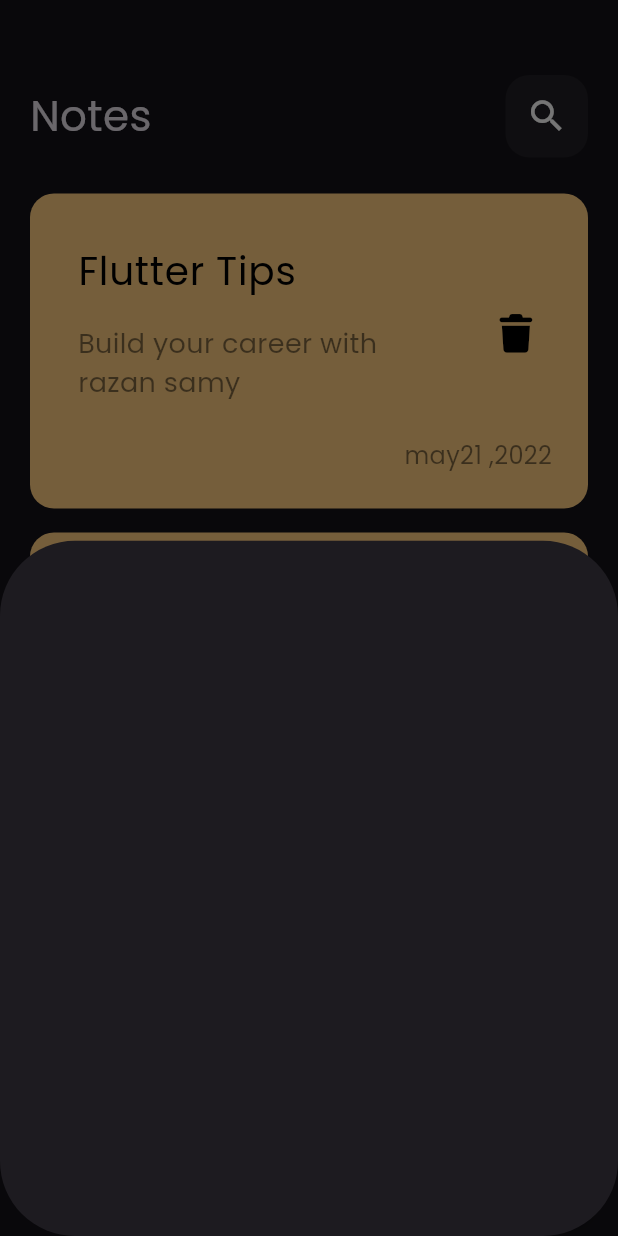
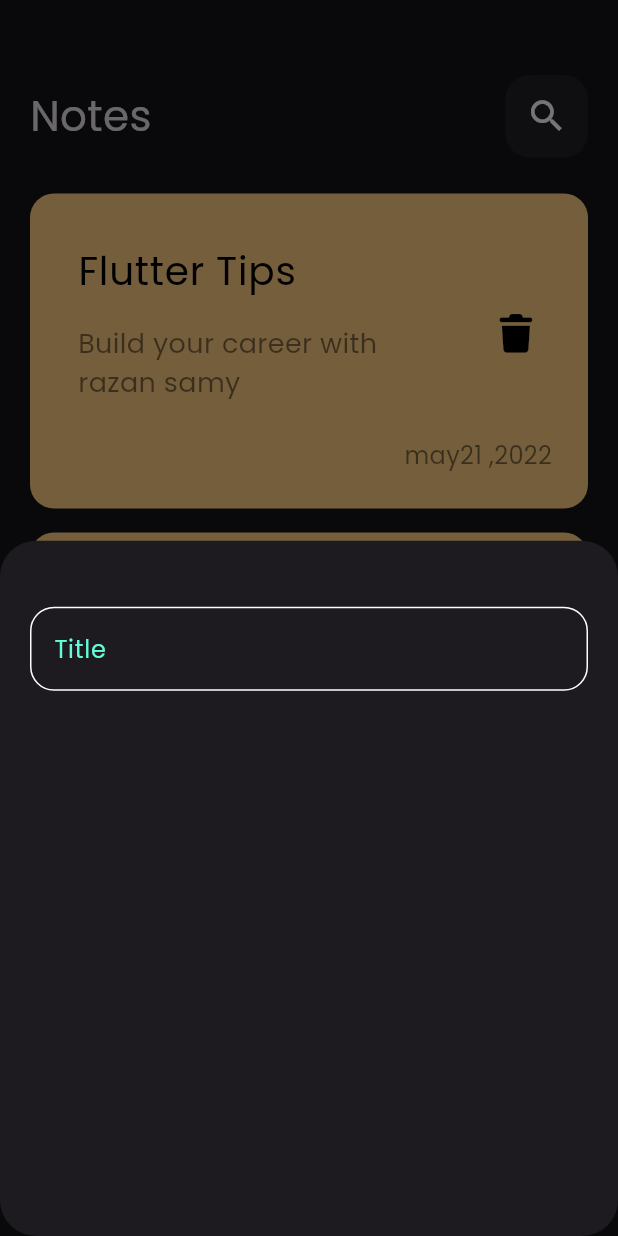
Before and after one commit to razanmohsen25/notes_app, a Flutter app: the screen it shows after launch, after a tap on the "add" icon, on a phone screen of 412 x 824 dp. Run offline on Flutter 3.47's test engine with Material 3 defaults, Android fonts, the phone set to English and light mode, and no system bars; our stand-ins replace font_awesome_flutter.

Commit message:
Create Custom Text Field

```diff
--- a/lib/views/notes_view.dart
+++ b/lib/views/notes_view.dart
@@ -14,7 +14,7 @@ class notesView extends StatelessWidget{
      floatingActionButton: FloatingActionButton(onPressed: ()
      {
        showModalBottomSheet(
-         shape: RoundedRectangleBorder(borderRadius: BorderRadius.circular(50)),
+         shape: RoundedRectangleBorder(borderRadius: BorderRadius.circular(24)),
            context: context,
            builder: (context)
        {
--- a/lib/views/widgets/Add_Note_Buttom_Sheet.dart
+++ b/lib/views/widgets/Add_Note_Buttom_Sheet.dart
@@ -1,4 +1,5 @@
 import 'package:flutter/cupertino.dart';
+import 'package:notes/views/widgets/Custom_Text_field.dart';
 
 class AddNoteButtomSheet extends StatelessWidget{
   const AddNoteButtomSheet ({Key? key}) : super (key: key);
@@ -6,9 +7,17 @@ class AddNoteButtomSheet extends StatelessWidget{
   @override
   Widget build(BuildContext context) {
 
-    return Container();
+    return Padding(
+
+      padding: const EdgeInsets.all(20),
+      child: Column(
+        children: [
+          SizedBox(height: 24,),
+          CustomTextField(),
+        ],
+      ),
+    );
 
   }
 
-
 }
--- /dev/null
+++ b/lib/views/widgets/Custom_Text_field.dart
@@ -0,0 +1,31 @@
+
+import 'package:flutter/cupertino.dart';
+import 'package:flutter/material.dart';
+import 'constants.dart';
+
+
+class CustomTextField extends StatelessWidget{
+  const CustomTextField ({Key? key}) : super (key: key);
+
+  @override
+  Widget build(BuildContext context) {
+   return TextField(
+     cursorColor: KPrimaryColor,
+     decoration: InputDecoration(
+       hintText: 'Title',
+       hintStyle: TextStyle(color: KPrimaryColor),
+       border: buildBorder(),
+       enabledBorder: buildBorder(),
+       focusedBorder: buildBorder(KPrimaryColor),
+     ),
+
+   );
+  }
+
+  OutlineInputBorder buildBorder([color]) {
+    return OutlineInputBorder(
+       borderRadius: BorderRadius.circular(16),
+      borderSide: BorderSide(color: color ?? Colors.white),
+     );
+  }
+}
--- /dev/null
+++ b/lib/views/widgets/constants.dart
@@ -0,0 +1,4 @@
+
+import 'dart:ui';
+
+const KPrimaryColor =  Color(0xff62FCD7);
```
